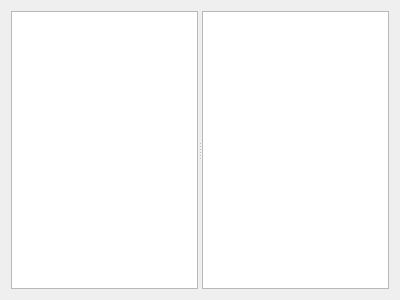
Above: structureeditor.ui from greyswandir007/StructureHexEditor before the change. Below: the same form after it.
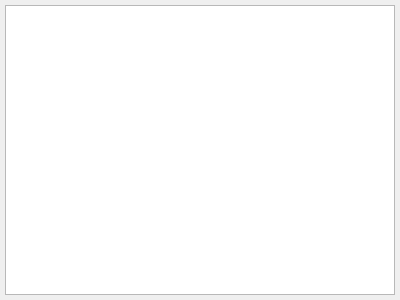
That is the form after the change.

Commit message: Some structure read improvements, add image preview and save, add arrays with not equal item size, add binary type, add save structure item functionality, add more field to structure view.

What changed in the file:
```diff
--- a/structureeditor.ui
+++ b/structureeditor.ui
@@ -14,13 +14,26 @@
    <string>Form</string>
   </property>
   <layout class="QVBoxLayout" name="verticalLayout">
+   <property name="spacing">
+    <number>3</number>
+   </property>
+   <property name="leftMargin">
+    <number>5</number>
+   </property>
+   <property name="topMargin">
+    <number>5</number>
+   </property>
+   <property name="rightMargin">
+    <number>5</number>
+   </property>
+   <property name="bottomMargin">
+    <number>5</number>
+   </property>
    <item>
-    <widget class="QSplitter" name="splitter">
-     <property name="orientation">
-      <enum>Qt::Horizontal</enum>
+    <widget class="QTreeView" name="structureView">
+     <property name="contextMenuPolicy">
+      <enum>Qt::CustomContextMenu</enum>
      </property>
-     <widget class="QTextEdit" name="structureEdit"/>
-     <widget class="QTreeView" name="structureView"/>
     </widget>
    </item>
   </layout>
```
The commit also changes 24 other files.
